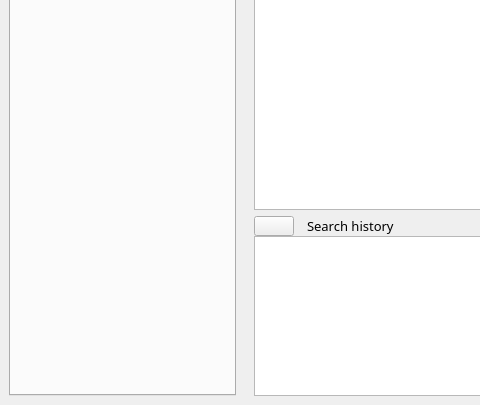
Old version of the form mainwindow.ui in the repository StephaneCouturier/Katalog; both pictures show x 0 to 480 and y 498 to 903 of the 1280 by 903 pixel window.
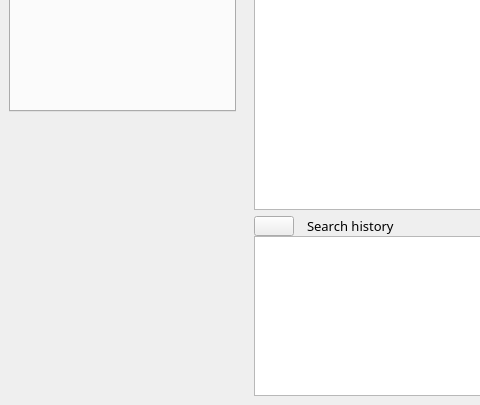
New version of the form. Icons and pictures are not drawn. Custom widgets are drawn as their Qt base class.

Commit message: https://github.com/StephaneCouturier/Katalog/issues/206

```diff
--- a/mainwindow.ui
+++ b/mainwindow.ui
@@ -747,6 +747,19 @@
          </item>
         </layout>
        </item>
+       <item row="3" column="0">
+        <spacer name="Filters_verticalSpacer_00">
+         <property name="orientation">
+          <enum>Qt::Vertical</enum>
+         </property>
+         <property name="sizeHint" stdset="0">
+          <size>
+           <width>20</width>
+           <height>40</height>
+          </size>
+         </property>
+        </spacer>
+       </item>
       </layout>
      </widget>
     </item>
```
Left out of the diff: 5 changed lines with no effect on the pictures.
